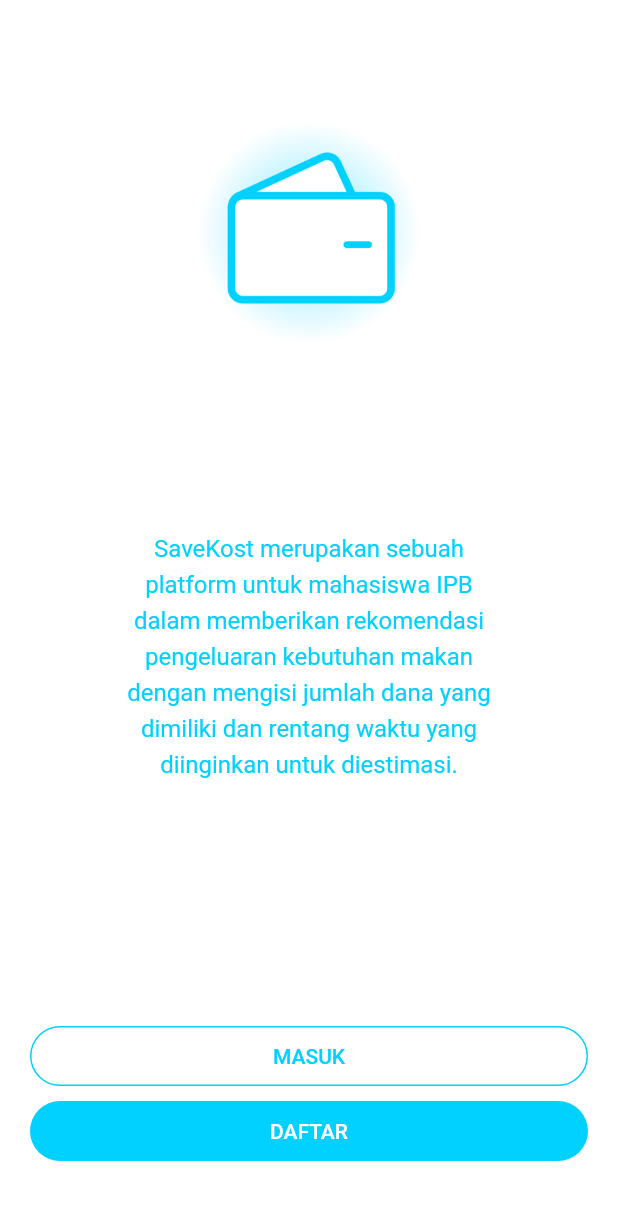
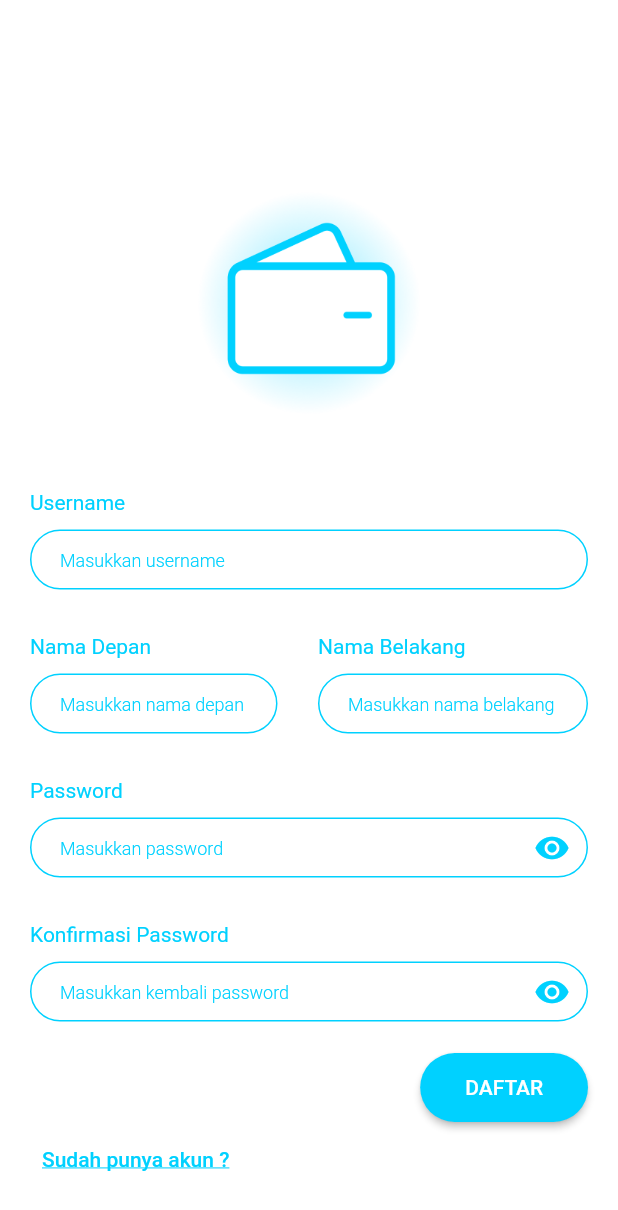
Before and after one commit to Faisalia/mabatua, a Flutter app: the screen it shows after launch, after a tap on "DAFTAR", on a phone screen of 412 x 824 dp. Shown: the top 1210 px of the screen. Run offline on Flutter 3.47's test engine with Material 2 defaults, Android fonts, the phone set to English and light mode, and no system bars.

Commit message:
add register page and starting page

```diff
--- a/lib/main.dart
+++ b/lib/main.dart
@@ -1,5 +1,7 @@
 import 'package:flutter/material.dart';
 import './pages/starting_page.dart';
+import './pages/login_page.dart';
+import './pages/register_page.dart';
 
 void main() => runApp(const MyApp());
 
@@ -11,9 +13,25 @@
     return MaterialApp(
       title: 'SaveKost',
       theme: ThemeData(
-          primaryColor: Color(0xFF00D1FF),
-          scaffoldBackgroundColor: Colors.white),
+        primaryColor: Color(0xFF00D1FF),
+        scaffoldBackgroundColor: Colors.white,
+        textTheme: Theme.of(context).textTheme.apply(
+              bodyColor: Color(0xFF00D1FF),
+            ),
+        elevatedButtonTheme: ElevatedButtonThemeData(
+          style: ElevatedButton.styleFrom(primary: Color(0xFF00D1FF)),
+        ),
+        textButtonTheme: TextButtonThemeData(
+          style: TextButton.styleFrom(
+            primary: Color(0xFF00D1FF),
+          ),
+        ),
+      ),
       home: StartingPage(),
+      routes: {
+        LoginPage.routeName: ((context) => LoginPage()),
+        RegisterPage.routeName: (context) => RegisterPage(),
+      },
     );
   }
 }
--- a/lib/pages/register_page.dart
+++ b/lib/pages/register_page.dart
@@ -0,0 +1,29 @@
+import 'package:flutter/material.dart';
+import '../widgets/register_form.dart';
+
+class RegisterPage extends StatelessWidget {
+  static const routeName = '/register';
+  @override
+  Widget build(BuildContext context) {
+    return Scaffold(
+      body: Center(
+        child: SingleChildScrollView(
+          child: Column(
+            children: [
+              Container(
+                margin: EdgeInsets.only(top: 100),
+                height: 150,
+                width: 150,
+                child: Image.asset('assets/images/icon_savekost.png'),
+              ),
+              SizedBox(
+                height: 50,
+              ),
+              RegisterForm(),
+            ],
+          ),
+        ),
+      ),
+    );
+  }
+}
--- a/lib/pages/starting_page.dart
+++ b/lib/pages/starting_page.dart
@@ -1,4 +1,6 @@
 import 'package:flutter/material.dart';
+import './login_page.dart';
+import './register_page.dart';
 
 class StartingPage extends StatelessWidget {
   @override
@@ -9,7 +11,7 @@
           mainAxisAlignment: MainAxisAlignment.spaceBetween,
           children: [
             Container(
-              margin: EdgeInsets.only(top: 80),
+              margin: EdgeInsets.only(top: 100),
               height: 150,
               width: 150,
               child: Image.asset('assets/images/icon_savekost.png'),
@@ -42,7 +44,9 @@
                           borderRadius: BorderRadius.circular(50),
                         ),
                       ),
-                      onPressed: () {},
+                      onPressed: () {
+                        Navigator.of(context).pushNamed(LoginPage.routeName);
+                      },
                       child: Text(
                         "MASUK",
                         style: TextStyle(
@@ -61,7 +65,9 @@
                           borderRadius: BorderRadius.circular(50),
                         ),
                       ),
-                      onPressed: () {},
+                      onPressed: () {
+                        Navigator.of(context).pushNamed(RegisterPage.routeName);
+                      },
                       child: Text(
                         "DAFTAR",
                         style: TextStyle(
--- /dev/null
+++ b/lib/widgets/register_form.dart
@@ -0,0 +1,280 @@
+import 'package:flutter/material.dart';
+import '../pages/login_page.dart';
+
+class RegisterForm extends StatefulWidget {
+  const RegisterForm({Key? key}) : super(key: key);
+
+  @override
+  State<RegisterForm> createState() => _RegisterFormState();
+}
+
+class _RegisterFormState extends State<RegisterForm> {
+  bool _obscureText = true;
+  bool _obscureTextConfirm = true;
+  void _togglevisibility({bool isConfirm: false}) {
+    setState(() {
+      if (isConfirm) {
+        _obscureTextConfirm = !_obscureTextConfirm;
+      } else {
+        _obscureText = !_obscureText;
+      }
+    });
+  }
+
+  @override
+  Widget build(BuildContext context) {
+    return Padding(
+      padding: const EdgeInsets.symmetric(horizontal: 20),
+      child: Form(
+        child: Column(
+          crossAxisAlignment: CrossAxisAlignment.start,
+          children: [
+            Text(
+              'Username',
+              style: TextStyle(color: Theme.of(context).primaryColor),
+            ),
+            SizedBox(
+              height: 10,
+            ),
+            Container(
+              height: 40,
+              child: TextFormField(
+                enableInteractiveSelection: false,
+                focusNode: FocusNode(),
+                decoration: InputDecoration(
+                  contentPadding: EdgeInsets.symmetric(horizontal: 20),
+                  hintText: 'Masukkan username',
+                  hintStyle: TextStyle(
+                    color: Theme.of(context).primaryColor,
+                    fontWeight: FontWeight.w300,
+                    fontSize: 12,
+                  ),
+                  fillColor: Theme.of(context).primaryColor,
+                  focusedBorder: OutlineInputBorder(
+                    borderSide: BorderSide(
+                        color: Theme.of(context).primaryColor, width: 2),
+                    borderRadius: BorderRadius.circular(50),
+                  ),
+                  enabledBorder: OutlineInputBorder(
+                    borderSide:
+                        BorderSide(color: Theme.of(context).primaryColor),
+                    borderRadius: BorderRadius.circular(50),
+                  ),
+                ),
+              ),
+            ),
+            SizedBox(
+              height: 30,
+            ),
+            Row(
+              mainAxisAlignment: MainAxisAlignment.spaceBetween,
+              children: [
+                Column(
+                  crossAxisAlignment: CrossAxisAlignment.start,
+                  children: [
+                    Text(
+                      'Nama Depan',
+                      style: TextStyle(color: Theme.of(context).primaryColor),
+                    ),
+                    SizedBox(
+                      height: 10,
+                    ),
+                    SizedBox(
+                      width: 165,
+                      height: 40,
+                      child: TextFormField(
+                        enableInteractiveSelection: false,
+                        focusNode: FocusNode(),
+                        decoration: InputDecoration(
+                          contentPadding: EdgeInsets.symmetric(horizontal: 20),
+                          hintText: 'Masukkan nama depan',
+                          hintStyle: TextStyle(
+                            color: Theme.of(context).primaryColor,
+                            fontWeight: FontWeight.w300,
+                            fontSize: 12,
+                          ),
+                          fillColor: Theme.of(context).primaryColor,
+                          focusedBorder: OutlineInputBorder(
+                            borderSide: BorderSide(
+                                color: Theme.of(context).primaryColor,
+                                width: 2),
+                            borderRadius: BorderRadius.circular(50),
+                          ),
+                          enabledBorder: OutlineInputBorder(
+                            borderSide: BorderSide(
+                                color: Theme.of(context).primaryColor),
+                            borderRadius: BorderRadius.circular(50),
+                          ),
+                        ),
+                      ),
+                    ),
+                  ],
+                ),
+                Column(
+                  crossAxisAlignment: CrossAxisAlignment.start,
+                  children: [
+                    Text(
+                      'Nama Belakang',
+                      style: TextStyle(color: Theme.of(context).primaryColor),
+                    ),
+                    SizedBox(
+                      height: 10,
+                    ),
+                    SizedBox(
+                      width: 180,
+                      height: 40,
+                      child: TextFormField(
+                        enableInteractiveSelection: false,
+                        focusNode: FocusNode(),
+                        decoration: InputDecoration(
+                          contentPadding: EdgeInsets.symmetric(horizontal: 20),
+                          hintText: 'Masukkan nama belakang',
+                          hintStyle: TextStyle(
+                            color: Theme.of(context).primaryColor,
+                            fontWeight: FontWeight.w300,
+                            fontSize: 12,
+                          ),
+                          fillColor: Theme.of(context).primaryColor,
+                          focusedBorder: OutlineInputBorder(
+                            borderSide: BorderSide(
+                                color: Theme.of(context).primaryColor,
+                                width: 2),
+                            borderRadius: BorderRadius.circular(50),
+                          ),
+                          enabledBorder: OutlineInputBorder(
+                            borderSide: BorderSide(
+                                color: Theme.of(context).primaryColor),
+                            borderRadius: BorderRadius.circular(50),
+                          ),
+                        ),
+                      ),
+                    ),
+                  ],
+                ),
+              ],
+            ),
+            SizedBox(
+              height: 30,
+            ),
+            Text(
+              'Password',
+              style: TextStyle(color: Theme.of(context).primaryColor),
+            ),
+            SizedBox(
+              height: 10,
+            ),
+            Container(
+              height: 40,
+              child: TextFormField(
+                obscureText: _obscureText,
+                decoration: InputDecoration(
+                  contentPadding: EdgeInsets.symmetric(horizontal: 20),
+                  suffixIcon: IconButton(
+                    onPressed: () => _togglevisibility(isConfirm: false),
+                    icon: Icon(
+                      _obscureText ? Icons.visibility : Icons.visibility_off,
+                      color: Theme.of(context).primaryColor,
+                    ),
+                  ),
+                  border: OutlineInputBorder(),
+                  hintText: 'Masukkan password',
+                  hintStyle: TextStyle(
+                    color: Theme.of(context).primaryColor,
+                    fontWeight: FontWeight.w300,
+                    fontSize: 12,
+                  ),
+                  fillColor: Theme.of(context).primaryColor,
+                  focusedBorder: OutlineInputBorder(
+                    borderSide: BorderSide(
+                        color: Theme.of(context).primaryColor, width: 2),
+                    borderRadius: BorderRadius.circular(50),
+                  ),
+                  enabledBorder: OutlineInputBorder(
+                    borderSide:
+                        BorderSide(color: Theme.of(context).primaryColor),
+                    borderRadius: BorderRadius.circular(50),
+                  ),
+                ),
+              ),
+            ),
+            SizedBox(
+              height: 30,
+            ),
+            Text(
+              'Konfirmasi Password',
+              style: TextStyle(color: Theme.of(context).primaryColor),
+            ),
+            SizedBox(
+              height: 10,
+            ),
+            Container(
+              height: 40,
+              child: TextFormField(
+                obscureText: _obscureTextConfirm,
+                decoration: InputDecoration(
+                  contentPadding: EdgeInsets.symmetric(horizontal: 20),
+                  suffixIcon: IconButton(
+                    onPressed: () => _togglevisibility(isConfirm: true),
+                    icon: Icon(
+                      _obscureTextConfirm
+                          ? Icons.visibility
+                          : Icons.visibility_off,
+                      color: Theme.of(context).primaryColor,
+                    ),
+                  ),
+                  border: OutlineInputBorder(),
+                  hintText: 'Masukkan kembali password',
+                  hintStyle: TextStyle(
+                    color: Theme.of(context).primaryColor,
+                    fontWeight: FontWeight.w300,
+                    fontSize: 12,
+                  ),
+                  fillColor: Theme.of(context).primaryColor,
+                  focusedBorder: OutlineInputBorder(
+                    borderSide: BorderSide(
+                        color: Theme.of(context).primaryColor, width: 2),
+                    borderRadius: BorderRadius.circular(50),
+                  ),
+                  enabledBorder: OutlineInputBorder(
+                    borderSide:
+                        BorderSide(color: Theme.of(context).primaryColor),
+                    borderRadius: BorderRadius.circular(50),
+                  ),
+                ),
+              ),
+            ),
+            SizedBox(height: 20),
+            Row(
+              mainAxisAlignment: MainAxisAlignment.end,
+              children: [
+                ElevatedButton(
+                  onPressed: () {},
+                  child: Text('DAFTAR'),
+                  style: ButtonStyle(
+                    padding: MaterialStateProperty.all<EdgeInsets>(
+                        EdgeInsets.symmetric(horizontal: 30, vertical: 15)),
+                    shape: MaterialStateProperty.all(
+                      const RoundedRectangleBorder(
+                        borderRadius: BorderRadius.all(
+                          Radius.circular(50),
+                        ),
+                      ),
+                    ),
+                  ),
+                ),
+              ],
+            ),
+            TextButton(
+                onPressed: () {
+                  Navigator.of(context).pushNamed(LoginPage.routeName);
+                },
+                child: Text(
+                  'Sudah punya akun ?',
+                  style: TextStyle(decoration: TextDecoration.underline),
+                ))
+          ],
+        ),
+      ),
+    );
+  }
+}
```
Also changed, not shown: lib/pages/login_page.dart (+28 -0 lines), lib/widgets/login_form.dart (added, +138 -0 lines).
